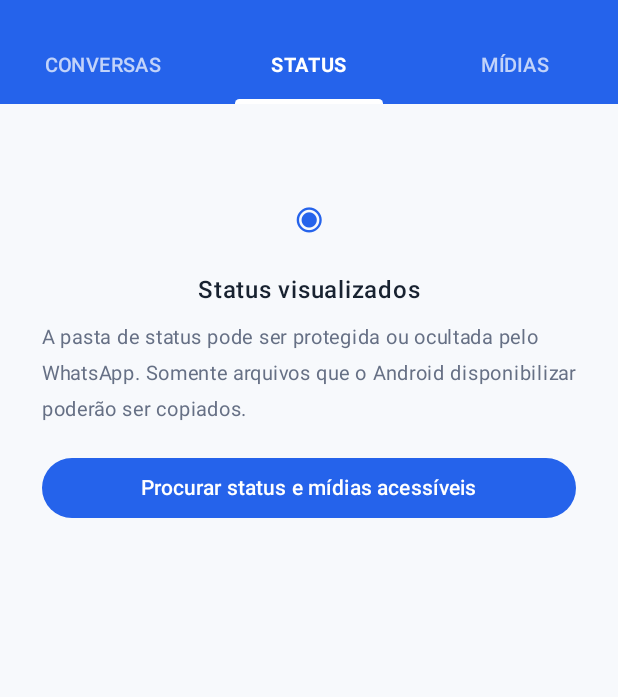
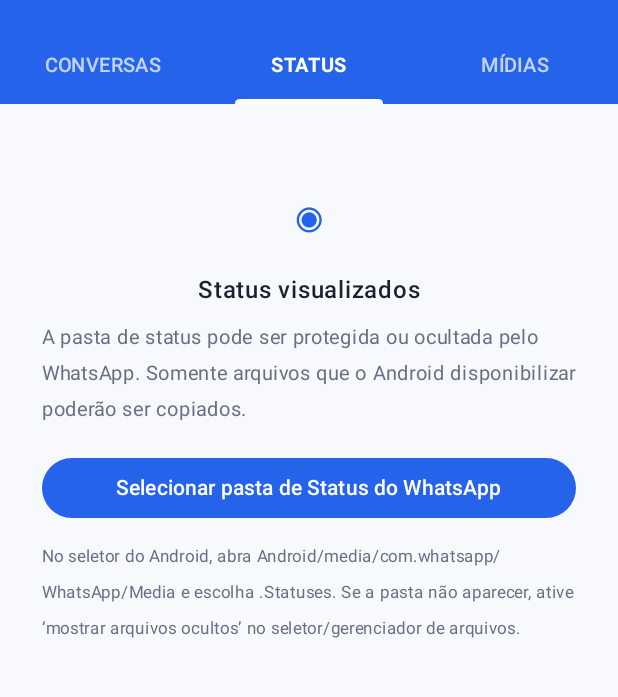
Before and after one commit to marvesanttos-dotcom/Meu-Arquivo-Azul, an Android app built with Jetpack Compose: the screen it shows after launch (MainActivity), after a tap on "STATUS", on a phone screen of 412 x 824 dp, the part 66-763 px from its top. Run offline under Robolectric (Android 15) with nearby library versions, the phone set to English and light mode, and no system bars.

Commit message:
Add WhatsApp status folder picker and import flow

```diff
--- a/app/src/main/java/com/meuarquivoazul/app/MainActivity.kt
+++ b/app/src/main/java/com/meuarquivoazul/app/MainActivity.kt
@@ -67,6 +67,19 @@ private fun TelaPrincipal() {
             avisoMidias = "Arquivos acessíveis copiados para o armazenamento privado do aplicativo."
         } else avisoMidias = "Permissão não concedida. Não foi possível importar as mídias."
     }
+    val escolherPastaStatus = androidx.activity.compose.rememberLauncherForActivityResult(ActivityResultContracts.OpenDocumentTree()) { uri ->
+        if (uri != null) {
+            try {
+                context.contentResolver.takePersistableUriPermission(
+                    uri, Intent.FLAG_GRANT_READ_URI_PERMISSION or Intent.FLAG_GRANT_WRITE_URI_PERMISSION
+                )
+            } catch (_: Exception) { }
+            context.getSharedPreferences("arquivo_azul", android.content.Context.MODE_PRIVATE)
+                .edit().putString("status_tree_uri", uri.toString()).apply()
+            midias = MediaArchive.importStatusTree(context, uri)
+            avisoMidias = "Pasta selecionada. Foram copiadas as fotos e os vídeos acessíveis."
+        }
+    }
     var contato by remember { mutableStateOf<String?>(null) }
     var aba by remember { mutableStateOf("Conversas") }
     var mostrarConfiguracoes by remember { mutableStateOf(false) }
@@ -77,6 +90,12 @@ private fun TelaPrincipal() {
             context.checkSelfPermission(it) == PackageManager.PERMISSION_GRANTED
         }
         if (autorizado) midias = MediaArchive.importAvailable(context)
+        val statusUri = context.getSharedPreferences("arquivo_azul", android.content.Context.MODE_PRIVATE)
+            .getString("status_tree_uri", null)
+        if (statusUri != null) {
+            try { midias = MediaArchive.importStatusTree(context, android.net.Uri.parse(statusUri)) }
+            catch (_: Exception) { }
+        }
     }
 
     Column(Modifier.fillMaxSize().background(Fundo)) {
@@ -223,11 +242,15 @@ private fun TelaPrincipal() {
                         "A pasta de status pode ser protegida ou ocultada pelo WhatsApp. Somente arquivos que o Android disponibilizar poderão ser copiados.",
                         color = Color(0xFF667085), fontSize = 13.sp, modifier = Modifier.padding(top = 8.dp))
                     Button(onClick = {
-                        pedirPermissao.launch(permissaoMidia)
+                        escolherPastaStatus.launch(null)
                     }, modifier = Modifier.fillMaxWidth().padding(top = 16.dp),
                         colors = ButtonDefaults.buttonColors(containerColor = Azul)) {
-                        androidx.compose.material3.Text("Procurar status e mídias acessíveis")
+                        androidx.compose.material3.Text("Selecionar pasta de Status do WhatsApp")
                     }
+                    androidx.compose.material3.Text(
+                        "No seletor do Android, abra Android/media/com.whatsapp/WhatsApp/Media e escolha .Statuses. Se a pasta não aparecer, ative ‘mostrar arquivos ocultos’ no seletor/gerenciador de arquivos.",
+                        color = Color(0xFF667085), fontSize = 11.sp, modifier = Modifier.padding(top = 10.dp)
+                    )
                 }
             } else {
                 Column(Modifier.fillMaxSize().padding(16.dp)) {
```
